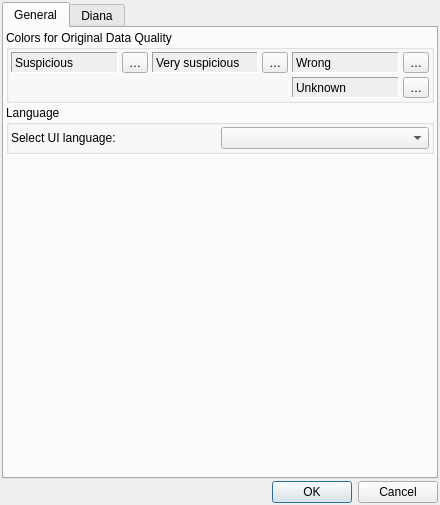
Before: the Qt Designer form src/hqc/user_settings.ui in metno/kvhqc, drawn with Qt 5.
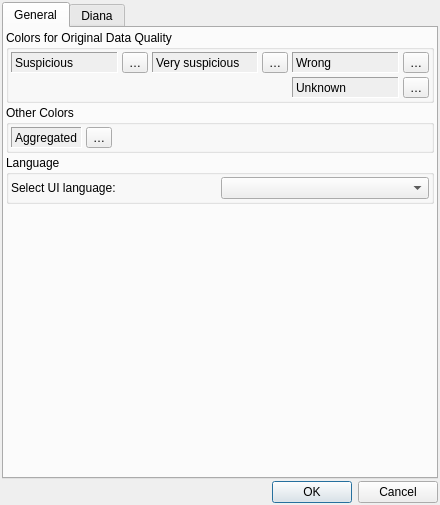
After: the same form once the commit is applied.

Commit message: colored background for aggregated data

Diff of the .ui file:
```diff
--- a/src/hqc/user_settings.ui
+++ b/src/hqc/user_settings.ui
@@ -155,6 +155,60 @@
          </layout>
         </widget>
        </item>
+       <item>
+        <widget class="QGroupBox" name="groupColors">
+         <property name="title">
+          <string>Other Colors</string>
+         </property>
+         <layout class="QGridLayout" name="gridLayoutColors">
+          <property name="margin">
+           <number>2</number>
+          </property>
+          <property name="spacing">
+           <number>4</number>
+          </property>
+          <item row="0" column="1">
+           <widget class="QToolButton" name="buttonAggregated">
+            <property name="text">
+             <string notr="true">…</string>
+            </property>
+           </widget>
+          </item>
+          <item row="0" column="0">
+           <widget class="QLabel" name="labelAggregated">
+            <property name="toolTip">
+             <string>Aggregated values</string>
+            </property>
+            <property name="autoFillBackground">
+             <bool>true</bool>
+            </property>
+            <property name="frameShape">
+             <enum>QFrame::Panel</enum>
+            </property>
+            <property name="frameShadow">
+             <enum>QFrame::Sunken</enum>
+            </property>
+            <property name="text">
+             <string>Aggregated</string>
+            </property>
+           </widget>
+          </item>
+          <item row="0" column="2">
+           <spacer name="horizontalSpacer">
+            <property name="orientation">
+             <enum>Qt::Horizontal</enum>
+            </property>
+            <property name="sizeHint" stdset="0">
+             <size>
+              <width>40</width>
+              <height>20</height>
+             </size>
+            </property>
+           </spacer>
+          </item>
+         </layout>
+        </widget>
+       </item>
        <item>
         <widget class="QGroupBox" name="groupLanguage">
          <property name="title">
```
Left out of the diff: 17 changed lines with no effect on the pictures. The commit also changes 5 other files.
